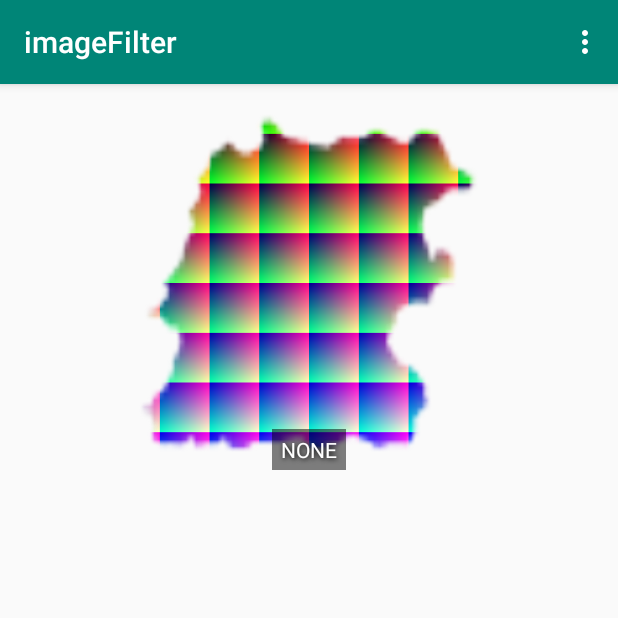
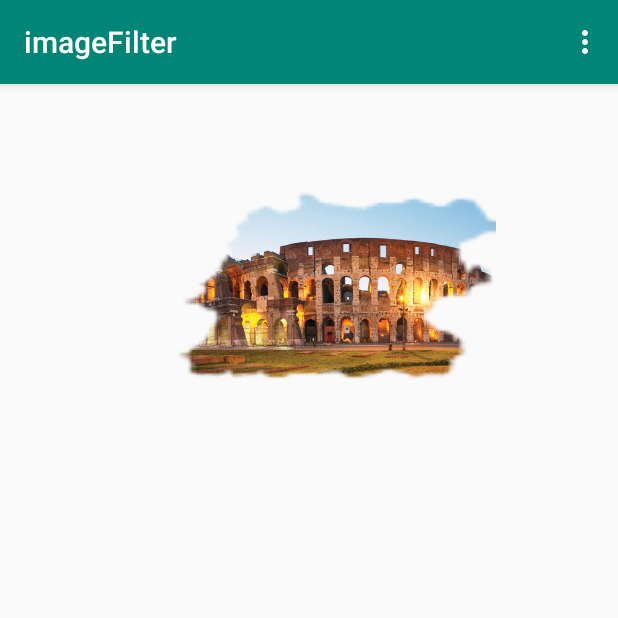
Before and after one commit to wltn0029/imageFilter, an Android app: the screen it shows after launch (MainActivity), in the options menu, after a tap on "Show identity colors", on a phone screen of 412 x 824 dp, the top half of it. Run offline under Robolectric (Android 15) with nearby library versions, the phone set to English and light mode, and no system bars; libraries missing offline, so code that uses them is left out: hu.don.easylut; 30 statements that could not run were skipped.

```diff
--- a/app/src/main/java/com/example/q/imagefilter/MainActivity.java
+++ b/app/src/main/java/com/example/q/imagefilter/MainActivity.java
@@ -10,6 +10,7 @@ import android.graphics.PorterDuffXfermode;
 import android.os.AsyncTask;
 import android.os.Bundle;
 import android.support.annotation.DrawableRes;
+import android.support.v4.view.ViewPager;
 import android.support.v7.app.AppCompatActivity;
 import android.support.v7.widget.LinearLayoutManager;
 import android.support.v7.widget.RecyclerView;
@@ -21,6 +22,7 @@ import android.view.View;
 import android.widget.ImageView;
 import android.widget.ProgressBar;
 import android.widget.TextView;
+import android.widget.Toast;
 
 import java.util.LinkedList;
 import java.util.List;
@@ -42,10 +44,11 @@ public class MainActivity extends AppCompatActivity implements FilterAdapter.OnF
     private TextView tvName;
     private ProgressBar pbBusy;
     private RecyclerView rvFilters;
-
+    private ViewPager viewPager;
     private Bitmap originalBitmap, filterBitmap;
     private final List<FilterSelection> effectItems = new LinkedList<>();
     private FilterSelection lastFilterSelection;
+    public static Bitmap userImageBitmap;
 
     private boolean fullRes = false;
 
@@ -54,7 +57,7 @@ public class MainActivity extends AppCompatActivity implements FilterAdapter.OnF
         super.onCreate(savedInstanceState);
         setContentView(R.layout.activity_main);
 
-        tvName = findViewById(R.id.tv_name);
+//        tvName = findViewById(R.id.tv_name);
         ivImage = findViewById(R.id.iv_image2);
         pbBusy = findViewById(R.id.pb_busy);
         final Resources resources = getResources();
@@ -73,9 +76,7 @@ public class MainActivity extends AppCompatActivity implements FilterAdapter.OnF
                         .withAlignmentMode(LutAlignment.Mode.HALD);
 
         addFilter("none", EasyLUT.createNonFilter());
-        addFilter("identity_square_2", squareRgb.withLutBitmapId(R.drawable.identity_square_2).createFilter());
         addFilter("identity_square_8", squareRgb.withLutBitmapId(R.drawable.identity_square_8).createFilter());
-        addFilter("identity_hald_2", haldRgb.withLutBitmapId(R.drawable.identity_hald_2).createFilter());
         addFilter("identity_hald_8", haldRgb.withLutBitmapId(R.drawable.identity_hald_8).createFilter());
         addFilter("square_4_brg", squareBrg.withLutBitmapId(R.drawable.filter_square_4_brg).createFilter());
         addFilter("square_8_00", squareRgb.withLutBitmapId(R.drawable.filter_square_8_00).createFilter());
@@ -89,10 +90,6 @@ public class MainActivity extends AppCompatActivity implements FilterAdapter.OnF
         addFilter("square_8_08", squareRgb.withLutBitmapId(R.drawable.filter_square_8_08).createFilter());
         addFilter("square_8_09", squareRgb.withLutBitmapId(R.drawable.filter_square_8_09).createFilter());
         addFilter("square_8_09", squareRgb.withLutBitmapId(R.drawable.filter_square_8_09).createFilter());
-        addFilter("square_8_vga", squareRgb.withLutBitmapId(R.drawable.filter_square_8_vga).createFilter());
-        addFilter("square_8_ega", squareRgb.withLutBitmapId(R.drawable.filter_square_8_ega).createFilter());
-        addFilter("square_8_nintendo", squareRgb.withLutBitmapId(R.drawable.filter_square_8_nintendo).createFilter());
-        addFilter("square_8_sega", squareRgb.withLutBitmapId(R.drawable.filter_square_8_sega).createFilter());
         addFilter("wide_4_00", squareRgb.withLutBitmapId(R.drawable.filter_wide_4_00).createFilter());
         addFilter("wide_4_01", squareRgb.withLutBitmapId(R.drawable.filter_wide_4_01).createFilter());
         addFilter("wide_4_02", squareRgb.withLutBitmapId(R.drawable.filter_wide_4_02).createFilter());
@@ -104,17 +101,15 @@ public class MainActivity extends AppCompatActivity implements FilterAdapter.OnF
         addFilter("wide_8_bgr", squareBgr.withLutBitmapId(R.drawable.filter_wide_8_bgr).createFilter());
         addFilter("hald_8_00", haldRgb.withLutBitmapId(R.drawable.filter_hald_8_00).createFilter());
         addFilter("hald_8_01", haldRgb.withLutBitmapId(R.drawable.filter_hald_8_01).createFilter());
-        addFilter("hald_8_02", haldRgb.withLutBitmapId(R.drawable.filter_hald_8_02).createFilter());
-        addFilter("hald_8_03", haldRgb.withLutBitmapId(R.drawable.filter_hald_8_03).createFilter());
-        addFilter("hald_8_04", haldRgb.withLutBitmapId(R.drawable.filter_hald_8_04).createFilter());
 
         rvFilters.setLayoutManager(new LinearLayoutManager(this));
         rvFilters.setAdapter(new FilterAdapter(effectItems, this));
+        userImageBitmap = BitmapFactory.decodeResource(resources,R.drawable.europe);
 //        R.integer.maximum
         ivImage.post(new Runnable() {
             @Override
             public void run() {
-                setImage(R.drawable.europe);
+                setImage(userImageBitmap);
             }
         });
     }
@@ -125,25 +120,25 @@ public class MainActivity extends AppCompatActivity implements FilterAdapter.OnF
         return true;
     }
 
-    @Override
-    public boolean onOptionsItemSelected(MenuItem item) {
-        switch (item.getItemId()) {
-            case R.id.action_identity:
-                item.setChecked(!item.isChecked());
-                if (item.isChecked()) {
-                    setImage(R.drawable.identity_square_8);
-                } else {
-                    setImage(R.drawable.landscape);
-                }
-                return true;
-            case R.id.action_full_res:
-                item.setChecked(!item.isChecked());
-                fullRes = item.isChecked();
-                setImage(originalBitmap, 0);
-                return true;
-        }
-        return super.onOptionsItemSelected(item);
-    }
+//    @Override
+//    public boolean onOptionsItemSelected(MenuItem item) {
+//        switch (item.getItemId()) {
+//            case R.id.action_identity:
+//                item.setChecked(!item.isChecked());
+//                if (item.isChecked()) {
+//                    setImage(R.drawable.identity_square_8);
+//                } else {
+//                    setImage(R.drawable.landscape);
+//                }
+//                return true;
+//            case R.id.action_full_res:
+//                item.setChecked(!item.isChecked());
+//                fullRes = item.isChecked();
+//                setImage(originalBitmap, 0);
+//                return true;
+//        }
+//        return super.onOptionsItemSelected(item);
+//    }
 
     private void addFilter(String name, Filter filter) {
         effectItems.add(new FilterSelection(name.toUpperCase(Locale.ENGLISH), filter));
@@ -154,19 +149,19 @@ public class MainActivity extends AppCompatActivity implements FilterAdapter.OnF
             pbBusy.animate().alpha(1f).start();
             pbBusy.setVisibility(View.VISIBLE);
             ivImage.animate().alpha(removeImage ? 0f : 0.5f).start();
-            tvName.animate().alpha(0f).start();
+//            tvName.animate().alpha(0f).start();
         } else {
             ivImage.animate().alpha(1f).start();
-            tvName.animate().alpha(1f).start();
+//            tvName.animate().alpha(1f).start();
             pbBusy.animate().alpha(0f).start();
         }
     }
 
-    private void setImage(@DrawableRes final int resource) {
-        setImage(null, resource);
-    }
+//    private void setImage(@DrawableRes final int resource) {
+//        setImage(null, resource);
+//    }
 
-    private void setImage(Bitmap bitmap, @DrawableRes final int resource) {
+    private void setImage(Bitmap bitmap) {
         new AsyncTask<Bitmap, Bitmap, Bitmap[]>() {
 
             long start;
@@ -183,18 +178,17 @@ public class MainActivity extends AppCompatActivity implements FilterAdapter.OnF
                 Log.d("***check","background job for setimage");
                 Bitmap bitmap1 = bitmaps[0];
                 if (bitmap1 == null) {
-                    bitmap1 = BitmapFactory.decodeResource(getResources(), resource);
+                    Log.d("***check","null bitmap");
                 }
-                Bitmap original = BitmapFactory.decodeResource(getResources(),resource);
                 Bitmap mask = BitmapFactory.decodeResource(getResources(),R.drawable.mask);
-                int intWidth = original.getWidth();
-                int intHeight = original.getHeight();
+                int intWidth = bitmap1.getWidth();
+                int intHeight = bitmap1.getHeight();
                 Bitmap resultMaskBitmap = Bitmap.createBitmap(intWidth,intHeight,Bitmap.Config.ARGB_8888);
                 Bitmap getMaskBitmap = Bitmap.createScaledBitmap(mask,intWidth,intHeight,true);
                 Canvas mCanvas = new Canvas(resultMaskBitmap);
                 Paint paint = new Paint(Paint.ANTI_ALIAS_FLAG);
                 paint.setXfermode(new PorterDuffXfermode(PorterDuff.Mode.DST_IN));
-                mCanvas.drawBitmap(original, 0, 0, null);
+                mCanvas.drawBitmap(bitmap1, 0, 0, null);
                 mCanvas.drawBitmap(getMaskBitmap, 0, 0, paint);
                 paint.setXfermode(null);
                 bitmap1 =  resultMaskBitmap;
@@ -245,8 +239,9 @@ public class MainActivity extends AppCompatActivity implements FilterAdapter.OnF
     @Override
     public void onFilterClicked(FilterSelection filterSelection) {
         lastFilterSelection = filterSelection;
-        tvName.setVisibility(View.VISIBLE);
-        tvName.setText(filterSelection == null ? "NONE" : filterSelection.name);
+//        tvName.setVisibility(View.VISIBLE);
+//        tvName.setText(filterSelection == null ? "NONE" : filterSelection.name);
+//        Toast.makeText(getApplicationContext(),"Filter "+filterSelection == null ? "NONE" : filterSelection.name +" is selected",Toast.LENGTH_SHORT).show();
         new AsyncTask<Void, Void, Bitmap>() {
 
             long start;
@@ -299,7 +294,6 @@ public class MainActivity extends AppCompatActivity implements FilterAdapter.OnF
                 paint.setXfermode(null);
                 bitmap =  resultMaskBitmap;
                 ivImage.setImageBitmap(bitmap);
-
                 setBusy(false, false);
                 if (bitmap == null) {
                     Log.d(TAG, String.format("processing bitmap failed in %.2fms", (System.nanoTime() - start) / 1e6f));
--- a/app/src/main/res/layout/activity_main.xml
+++ b/app/src/main/res/layout/activity_main.xml
@@ -9,7 +9,7 @@
    >
 
     <FrameLayout
-        android:layout_width="match_parent"
+        android:layout_width="wrap_content"
         android:layout_height="wrap_content">
 
         <ImageView
@@ -19,42 +19,23 @@
             android:layout_alignParentStart="true"
             android:layout_alignParentTop="true"
             android:layout_gravity="center"
-            android:layout_marginStart="0dp"
+            android:layout_marginStart="65dp"
             android:layout_marginTop="0dp"
             android:adjustViewBounds="true"
             android:scaleType="fitCenter"
-            tools:ignore="ContentDescription"
-            tools:src="@drawable/ann" />
-
-        <TextView
-            android:id="@+id/tv_name"
-            android:layout_width="wrap_content"
-            android:layout_height="wrap_content"
-            android:layout_gravity="bottom|center_horizontal"
-            android:layout_marginBottom="8dp"
-            android:background="#80000000"
-            android:paddingLeft="6dp"
-            android:paddingTop="4dp"
-            android:paddingRight="6dp"
-            android:paddingBottom="4dp"
-            android:shadowColor="#000"
-            android:shadowDx="1"
-            android:shadowDy="1"
-            android:shadowRadius="4"
-            android:textColor="#fff"
-            android:textSize="14sp"
-            android:visibility="gone"
-            tools:text="Sample"
-            tools:visibility="visible" />
+            tools:ignore="ContentDescription" />
 
         <ProgressBar
             android:id="@+id/pb_busy"
             android:layout_width="wrap_content"
             android:layout_height="wrap_content"
+            android:layout_alignParentTop="true"
+            android:layout_alignParentEnd="true"
             android:layout_gravity="center"
+            android:layout_marginTop="220dp"
+            android:layout_marginEnd="156dp"
             android:visibility="gone"
             tools:visibility="visible" />
-
     </FrameLayout>
 
     <android.support.v7.widget.RecyclerView
```
Also changed, not shown: app/src/main/java/com/example/q/imagefilter/OnSwipeTouchListener.java (added, +84 -0 lines), app/src/main/res/drawable-nodpi/filter_hald_8_02.png (deleted), app/src/main/res/drawable-nodpi/filter_hald_8_03.png (deleted), app/src/main/res/drawable-nodpi/filter_hald_8_04.png (deleted), app/src/main/res/drawable-nodpi/filter_square_8_ega.png (deleted), app/src/main/res/drawable-nodpi/filter_square_8_nintendo.png (deleted), app/src/main/res/drawable-nodpi/filter_square_8_sega.png (deleted), app/src/main/res/drawable-nodpi/filter_square_8_vga.png (deleted), app/src/main/res/drawable-nodpi/identity_hald_2.png (deleted), app/src/main/res/drawable-nodpi/identity_square_2.png (deleted).
